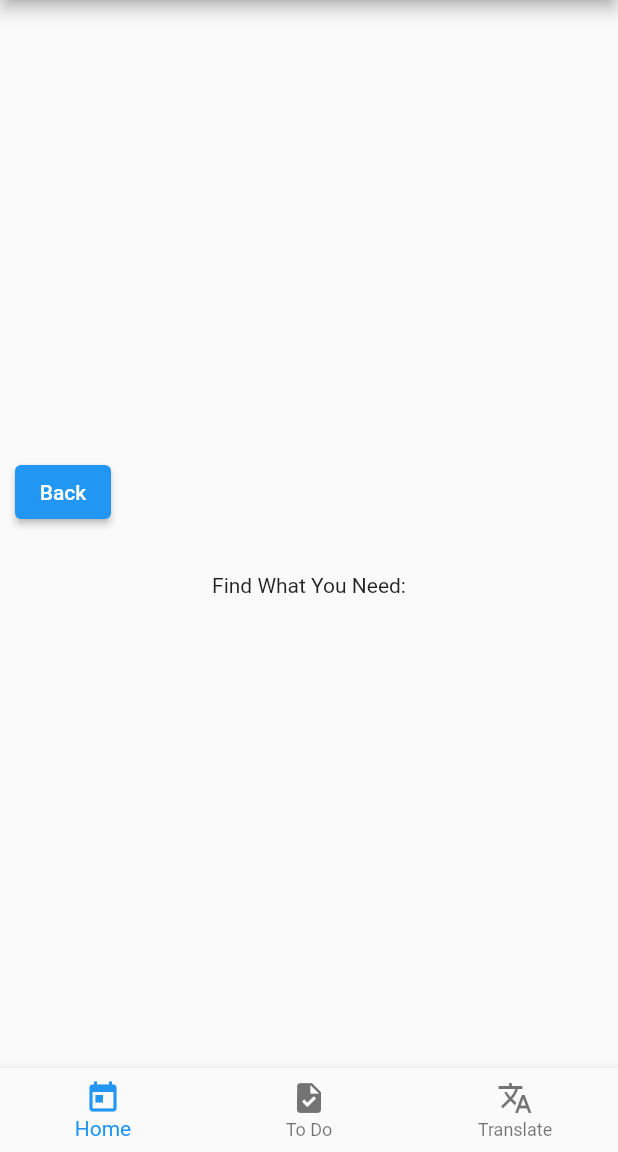
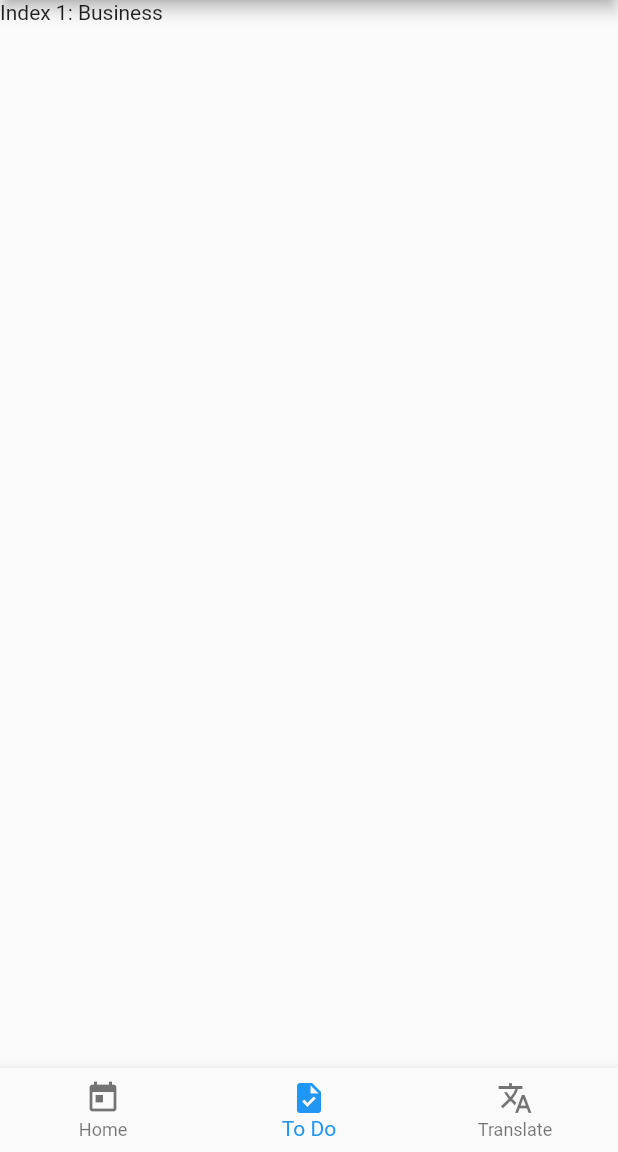
Before and after one commit to raquel-ro/refu_get, a Flutter app: the screen it shows after launch, on a phone screen of 412 x 824 dp, the part 84-1236 px from its top. Run offline on Flutter 3.47's test engine with Material 2 defaults, Android fonts, the phone set to English and light mode, and no system bars; missing offline and left inert: dart:html.

Commit message:
Making Tab Bar

```diff
--- a/lib/main.dart
+++ b/lib/main.dart
@@ -40,7 +40,24 @@ Widget build(BuildContext context) {
 class _MyHomePageState extends State<MyHomePage> {
   //const _MyHomePageState({Key? key}) : super(key: key);
 
+  int _selectedIndex = 1;
+  static const List<Widget> _widgetOptions = <Widget>[
+    Text(
+      'Index 0: Home',
+    ),
+    Text(
+      'Index 1: Business',
+    ),
+    Text(
+      'Index 2: School',
+    ),
+  ];
 
+  void _onItemTapped(int index) {
+    setState(() {
+      _selectedIndex = index;
+    });
+  }
   @override
   Widget build(BuildContext context) {
     return MaterialApp(
@@ -48,33 +65,17 @@ class _MyHomePageState extends State<MyHomePage> {
         appBar: AppBar(
           title: const Text('Refu-Get'),
         ),
-        body: SafeArea(
-          child: Center(
-            child: Column(
-              mainAxisAlignment: MainAxisAlignment.center,
-              children: <Widget>[
-                //Text('Screen ${this.widget?.title ?? 1');
-              Container(
-                margin: const EdgeInsets.all(10.0),
-                alignment: Alignment.topLeft,
-                child:
-                  ElevatedButton(onPressed: () {}, child: const Text('Back')),
-            ),
-            Container(
-              margin: const EdgeInsets.all(20.0),
-              alignment: Alignment.topCenter,
-              child: const Text('Find What You Need:'),
-            ),
-          ],
-        ))),
+        body: _widgetOptions.elementAt(_selectedIndex),
         bottomNavigationBar: BottomNavigationBar(
           items: const [
             BottomNavigationBarItem(label: 'Home', icon: Icon(Icons.today)),
             BottomNavigationBarItem(label: 'To Do', icon: Icon(Icons.task)),
-            BottomNavigationBarItem(
-                label: 'Translate', icon: Icon(Icons.translate)),
+            BottomNavigationBarItem( label: 'Translate', icon: Icon(Icons.translate)),
               ],
+            currentIndex: _selectedIndex,
+            onTap: _onItemTapped,
         ),
       drawer: CustomDrawer(title: "test"),
     ));
-  }}
+  }
+}
```
